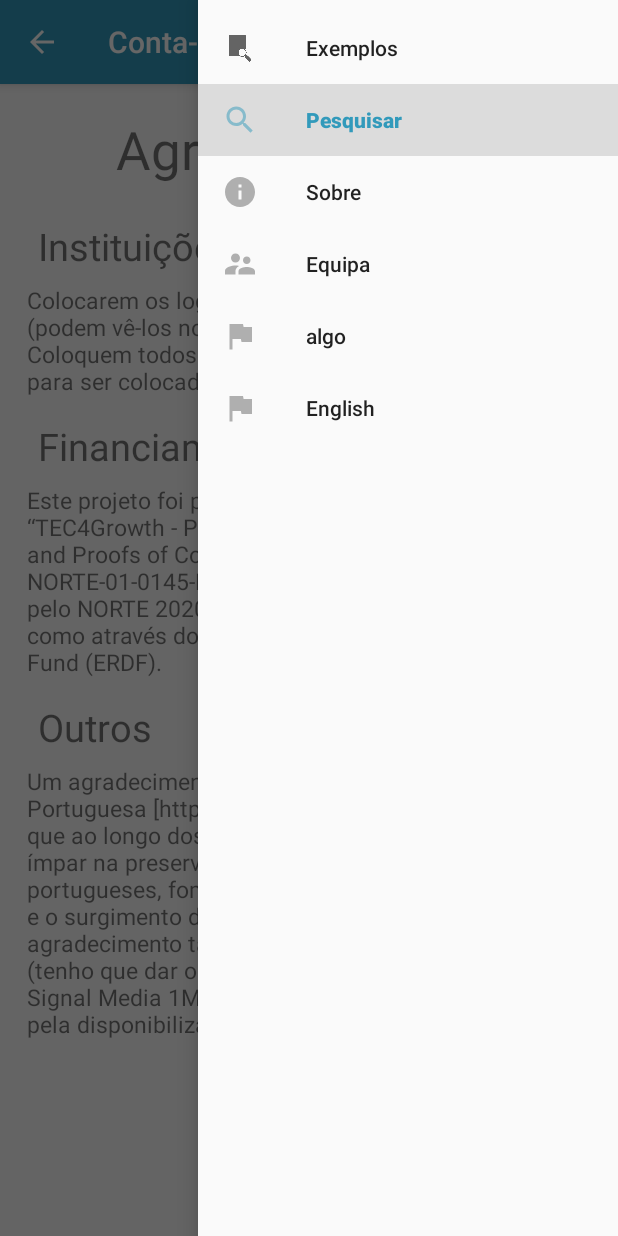
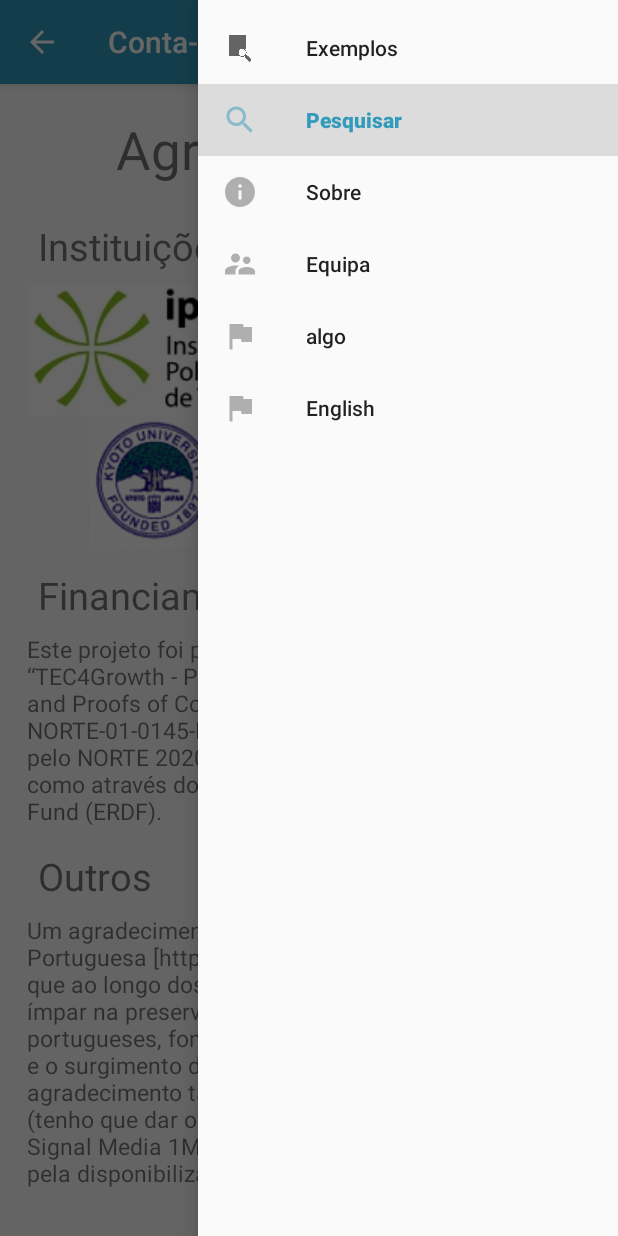
Before and after one commit to andr000ide/Conta-me-Historias, an Android app: the fragment FragmentAgradecimentos placed in its activity, with the side drawer open, on a phone screen of 412 x 824 dp. Run offline under Robolectric (Android 15) with nearby library versions, the phone set to English and light mode, and no system bars; 1 statement that could not run was skipped.

Commit message:
Agradecimentos layout update

```diff
--- a/app/src/main/res/layout/fragment_fragment_agradecimentos.xml
+++ b/app/src/main/res/layout/fragment_fragment_agradecimentos.xml
@@ -1,9 +1,9 @@
 <?xml version="1.0" encoding="utf-8"?>
 <ScrollView xmlns:android="http://schemas.android.com/apk/res/android"
-             xmlns:tools="http://schemas.android.com/tools"
-             android:layout_width="match_parent"
-             android:layout_height="match_parent"
-             tools:context=".Fragments.FragmentAgradecimentos">
+            xmlns:tools="http://schemas.android.com/tools"
+            xmlns:app="http://schemas.android.com/apk/res-auto"
+            android:layout_width="match_parent" android:layout_height="match_parent"
+            tools:context=".Fragments.FragmentAgradecimentos">
 
     <LinearLayout android:layout_width="match_parent"
                   android:layout_height="match_parent"
@@ -11,30 +11,63 @@
 
         <TextView android:layout_width="match_parent"
                   android:layout_height="wrap_content"
-                  android:text="Agradecimentos"
+                  android:text="@string/agradecimentos"
                   android:gravity="center"
                   android:textSize="35sp"
                   android:layout_margin="20dp"/>
 
         <TextView android:layout_width="match_parent"
                   android:layout_height="wrap_content"
-                  android:text="Instituições"
+                  android:text="@string/institui_es"
                   android:layout_marginBottom="8dp"
                   android:layout_marginTop="3dp"
                   android:layout_marginLeft="25dp"
                   android:layout_marginRight="25dp"
                   android:textSize="25sp"
         />
-        <TextView android:layout_width="match_parent"
-                  android:layout_height="wrap_content"
-                  android:layout_marginLeft="18dp"
-                  android:layout_marginRight="18dp"
-                  android:textSize="15sp"
-                  android:text="Colocarem os logotipos das instituições envolvidas (podem vê-los no sobre….no fundo da página). Coloquem todos menos o último (o four eyes). Esse é para ser colocado no item a seguir"/>
+        <androidx.constraintlayout.widget.ConstraintLayout
+                android:layout_width="match_parent"
+                android:layout_height="wrap_content">
+
+            <ImageView android:layout_width="wrap_content"
+                       android:layout_height="wrap_content"
+                       app:layout_constraintTop_toTopOf="parent"
+                       app:layout_constraintStart_toStartOf="parent"
+                       app:layout_constraintEnd_toStartOf="@id/ola2"
+                       app:layout_constraintBottom_toTopOf="@id/ola3"
+                       android:id="@+id/ola1"
+                       android:background="@drawable/logo_ipt"/>
+
+            <ImageView android:layout_width="wrap_content" android:layout_height="wrap_content"
+                       app:layout_constraintTop_toTopOf="parent"
+                       app:layout_constraintStart_toEndOf="@id/ola1"
+                       app:layout_constraintEnd_toEndOf="parent"
+                       app:layout_constraintBottom_toTopOf="@id/ola3"
+                       android:id="@+id/ola2"
+                       android:background="@drawable/fcup"/>
+
+            <ImageView android:layout_width="wrap_content" android:layout_height="wrap_content"
+                       app:layout_constraintTop_toBottomOf="@id/ola1"
+                       app:layout_constraintStart_toStartOf="parent"
+                       app:layout_constraintBottom_toBottomOf="parent"
+                       app:layout_constraintEnd_toStartOf="@id/ola4"
+                       android:id="@+id/ola3"
+                       android:background="@drawable/kyoto"/>
+
+            <ImageView android:layout_width="wrap_content" android:layout_height="wrap_content"
+                       app:layout_constraintTop_toBottomOf="@id/ola2"
+                       app:layout_constraintStart_toEndOf="@id/ola3"
+                       app:layout_constraintEnd_toEndOf="parent"
+                       app:layout_constraintBottom_toBottomOf="parent"
+                       android:id="@+id/ola4"
+                       android:background="@drawable/liaad"/>
+
+
+        </androidx.constraintlayout.widget.ConstraintLayout>
 
         <TextView android:layout_width="match_parent"
                   android:layout_height="wrap_content"
-                  android:text="Financiamento"
+                  android:text="@string/financiamento"
                   android:layout_marginBottom="8dp"
                   android:layout_marginTop="15dp"
                   android:layout_marginLeft="25dp"
@@ -46,10 +79,10 @@
                   android:layout_marginLeft="18dp"
                   android:layout_marginRight="18dp"
                   android:textSize="15sp"
-                  android:text="Este projeto foi parcialmente financiado pelo projeto “TEC4Growth - Pervasive Intelligence, Enhancers and Proofs of Concept with Industrial Impact/NORTE-01-0145-FEDER-000020” o qual é financiado pelo NORTE 2020, ao abrigo do PORTUGAL 2020, bem como através do European Regional Development Fund (ERDF)."/>
+                  android:text="@string/financiamento_texto"/>
         <TextView android:layout_width="match_parent"
                   android:layout_height="wrap_content"
-                  android:text="Outros"
+                  android:text="@string/outros"
                   android:layout_marginTop="15dp"
                   android:layout_marginBottom="8dp"
                   android:layout_marginLeft="25dp"
@@ -61,9 +94,7 @@
                   android:layout_marginLeft="18dp"
                   android:layout_marginRight="18dp"
                   android:textSize="15sp"
-                  android:text="Um agradecimento especial ao arquivo da web Portuguesa [http://arquivo.pt] e à sua equipa que ao longo dos últimos criou uma plataforma ímpar na preservação dos conteúdos digitais portugueses, fomentando a partilha do conhecimento e o surgimento de aplicações inovadoras.
-
-Um agradecimento também à empresa Signal Media (tenho que dar o link) pela disponibilização do dataset Signal Media 1M, e à Reuters, à Blomberg e à Bing pela disponibilização das suas APIs."/>
+                  android:text="@string/outros_texto"/>
 
     </LinearLayout>
 
--- a/app/src/main/res/values/strings.xml
+++ b/app/src/main/res/values/strings.xml
@@ -82,6 +82,24 @@
     <string name="equipaTexto">Este projeto foi desenvolvido por investigadores afiliados ao Politécnico de Tomar, LIAAD
         INESC TEC, Universidade do Porto e Universidade de Kyoto.
     </string>
+    <string name="agradecimentos">Agradecimentos</string>
+    <string name="institui_es">Instituições</string>
+    <string name="instituicao_texto">Colocarem os logotipos das instituições envolvidas (podem vê-los no sobre….no fundo
+        da página). Coloquem todos menos o último (o four eyes). Esse é para ser colocado no item a seguir
+    </string>
+    <string name="financiamento">Financiamento</string>
+    <string name="financiamento_texto">Este projeto foi parcialmente financiado pelo projeto “TEC4Growth - Pervasive
+        Intelligence, Enhancers and Proofs of Concept with Industrial Impact/NORTE-01-0145-FEDER-000020” o qual é
+        financiado pelo NORTE 2020, ao abrigo do PORTUGAL 2020, bem como através do European Regional Development Fund
+        (ERDF).
+    </string>
+    <string name="outros">Outros</string>
+    <string name="outros_texto">Um agradecimento especial ao arquivo da web Portuguesa [http://arquivo.pt] e à sua
+        equipa que ao longo dos últimos criou uma plataforma ímpar na preservação dos conteúdos digitais portugueses,
+        fomentando a partilha do conhecimento e o surgimento de aplicações inovadoras. Um agradecimento também à empresa
+        Signal Media (tenho que dar o link) pela disponibilização do dataset Signal Media 1M, e à Reuters, à Blomberg e
+        à Bing pela disponibilização das suas APIs.
+    </string>
 
     <string-array name="country_arrays">
         <item>Last 5 years</item>
```
Also changed, not shown: app/src/main/res/drawable-v24/fcup.png (added), app/src/main/res/drawable-v24/kyoto.png (added), app/src/main/res/drawable-v24/liaad.png (added), app/src/main/res/drawable-v24/logo_ipt.jpg (added), 1 other file.
